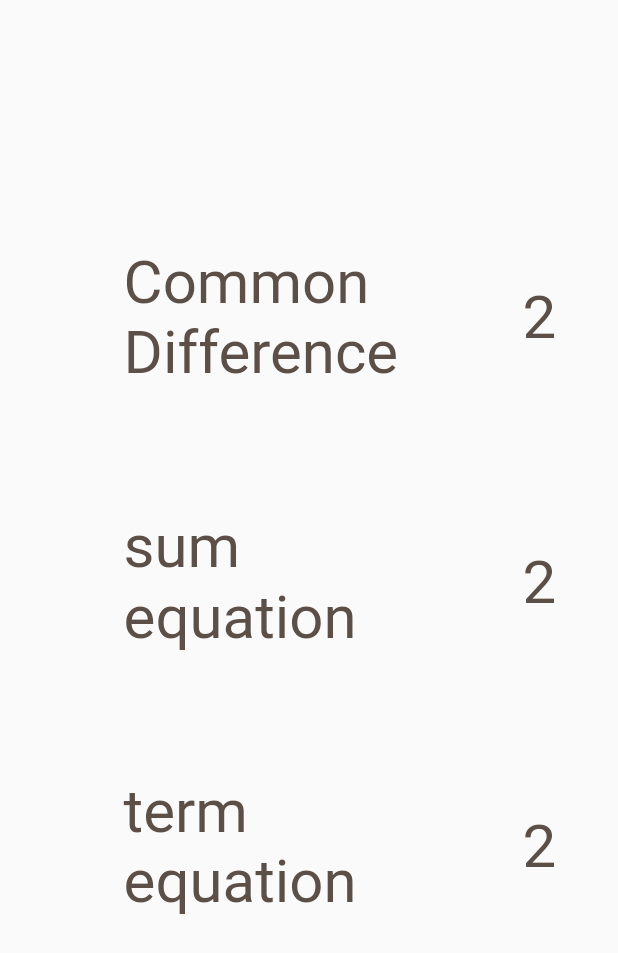
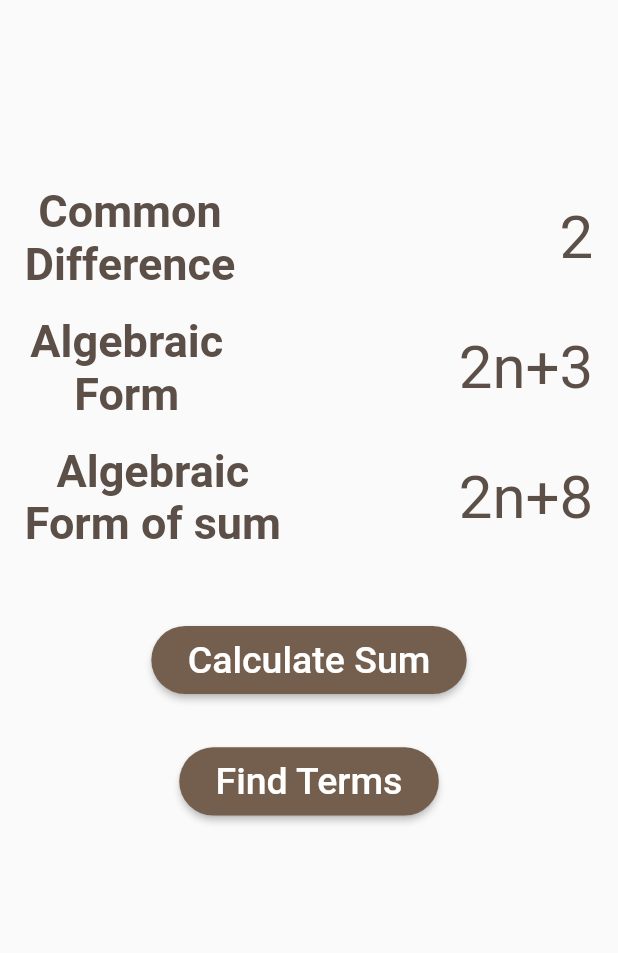
Before and after one commit to Arjunkvl/arithemetics, a Flutter app: the screen it shows after launch, after a tap on "Show Details", on a phone screen of 412 x 824 dp. Shown: the top 953 px of the screen. Run offline on Flutter 3.47's test engine with Material 2 defaults, Android fonts, the phone set to English and light mode, and no system bars; Roboto replaces fonts that are missing (mono).

Commit message:
completed details screen UI and fixed sume bug

```diff
--- a/lib/screens/details_screen.dart
+++ b/lib/screens/details_screen.dart
@@ -10,14 +10,17 @@ class DetailsScreen extends StatelessWidget {
         child: SafeArea(
           child: Padding(
             padding: EdgeInsets.only(
-                left: MediaQuery.of(context).size.height * 0.05,
+              left: MediaQuery.of(context).size.height * 0.02,
+              right: MediaQuery.of(context).size.height * 0.02,
               top: MediaQuery.of(context).size.height * 0.15,
-                right: MediaQuery.of(context).size.height * 0.05),
+            ),
             child: const Column(
               children: [
-                CustomText(label: 'Common Difference', eq: '2'),
-                CustomText(label: 'sum equation', eq: '2'),
-                CustomText(label: 'term equation', eq: '2'),
+                CustomText(label: 'Common \nDifference', eq: '2'),
+                CustomText(label: 'Algebraic \nForm', eq: '2n+3'),
+                CustomText(label: 'Algebraic \nForm of sum', eq: '2n+8'),
+                Button(label: 'Calculate Sum'),
+                Button(label: 'Find Terms'),
               ],
             ),
           ),
@@ -34,20 +37,20 @@ class CustomText extends StatelessWidget {
 
   @override
   Widget build(BuildContext context) {
-    return Row(
+    return Padding(
+      padding:
+          EdgeInsets.only(bottom: MediaQuery.of(context).size.height * 0.02),
+      child: Row(
         mainAxisAlignment: MainAxisAlignment.spaceBetween,
         children: [
-        Expanded(
-          child: Padding(
-            padding: EdgeInsets.all(MediaQuery.of(context).size.height * 0.05),
-            child: Text(
+          Text(
             label,
+            textAlign: TextAlign.center,
             style: const TextStyle(
+              fontWeight: FontWeight.bold,
               fontFamily: 'mono',
               color: Color(0xff5B4F47),
-                fontSize: 40,
-              ),
-            ),
+              fontSize: 30,
             ),
           ),
           Text(
@@ -59,6 +62,37 @@ class CustomText extends StatelessWidget {
             ),
           )
         ],
+      ),
     );
   }
 }
+
+class Button extends StatelessWidget {
+  final String label;
+  const Button({super.key, required this.label});
+
+  @override
+  Widget build(BuildContext context) {
+    return Padding(
+      padding: EdgeInsets.only(
+        top: MediaQuery.of(context).size.height * 0.04,
+      ),
+      child: MaterialButton(
+        shape: const RoundedRectangleBorder(
+            borderRadius: BorderRadius.all(Radius.circular(25))),
+        onPressed: () {},
+        color: const Color(0xff745E4D),
+        child: FittedBox(
+          child: Padding(
+            padding: EdgeInsets.all(MediaQuery.of(context).size.height * 0.01),
+            child: Text(
+              label,
+              style: const TextStyle(
+                  fontFamily: 'mono', color: Color(0xffffffff), fontSize: 25),
+            ),
+          ),
+        ),
+      ),
+    );
+  }
+}
--- a/lib/screens/screen_home.dart
+++ b/lib/screens/screen_home.dart
@@ -24,10 +24,10 @@ class _HomePageState extends State<HomePage> {
   Widget build(BuildContext context) {
     return Scaffold(
       resizeToAvoidBottomInset: false,
-      backgroundColor: Color(0xffF8F7F4),
+      backgroundColor: const Color(0xffF8F7F4),
       body: SafeArea(
           child: Padding(
-        padding: EdgeInsets.only(top: 150),
+        padding: const EdgeInsets.only(top: 150),
         child: Column(
           children: [
             Expanded(
--- a/lib/screens/screen_splash.dart
+++ b/lib/screens/screen_splash.dart
@@ -21,7 +21,8 @@ class _SplashScreenState extends State<SplashScreen> {
       backgroundColor: Color(
         0xffF8F7F4,
       ),
-      body: SafeArea(
+      body: FocusScope(
+        child: SafeArea(
             child: Column(
           children: [
             Expanded(
@@ -62,11 +63,12 @@ class _SplashScreenState extends State<SplashScreen> {
             ))
           ],
         )),
+      ),
     );
   }
 
   Future gotoHome(ctx) async {
-    await Future.delayed(const Duration(seconds: 5));
+    await Future.delayed(const Duration(seconds: 1));
     Navigator.push(
         ctx, MaterialPageRoute(builder: ((context) => const HomePage())));
   }
```
Lines whose indentation alone changed are shown as unchanged.
